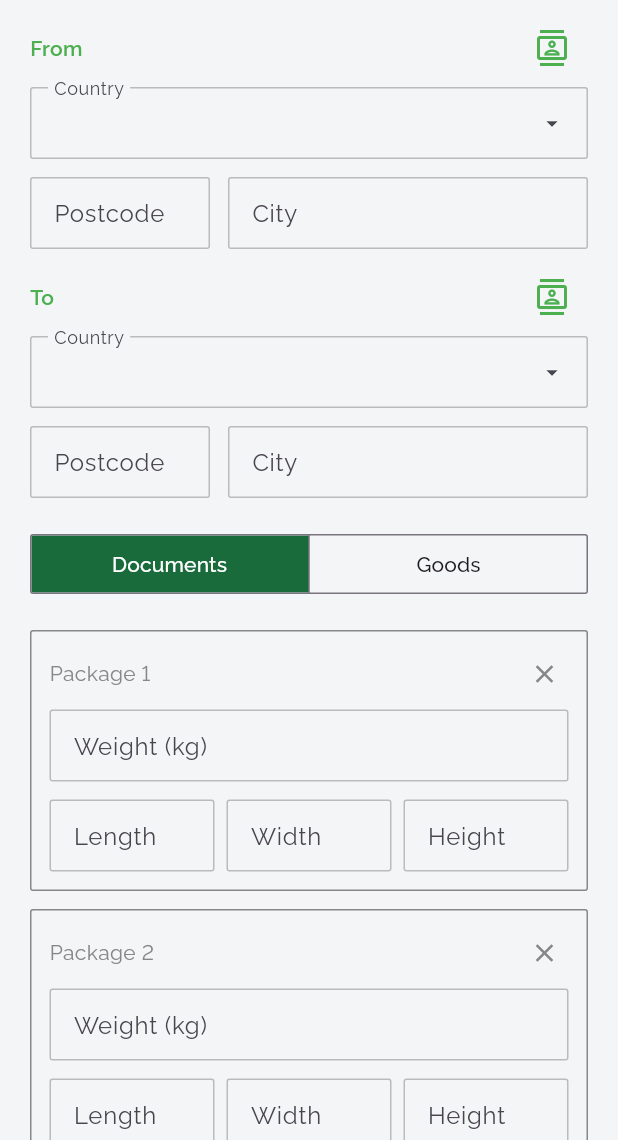
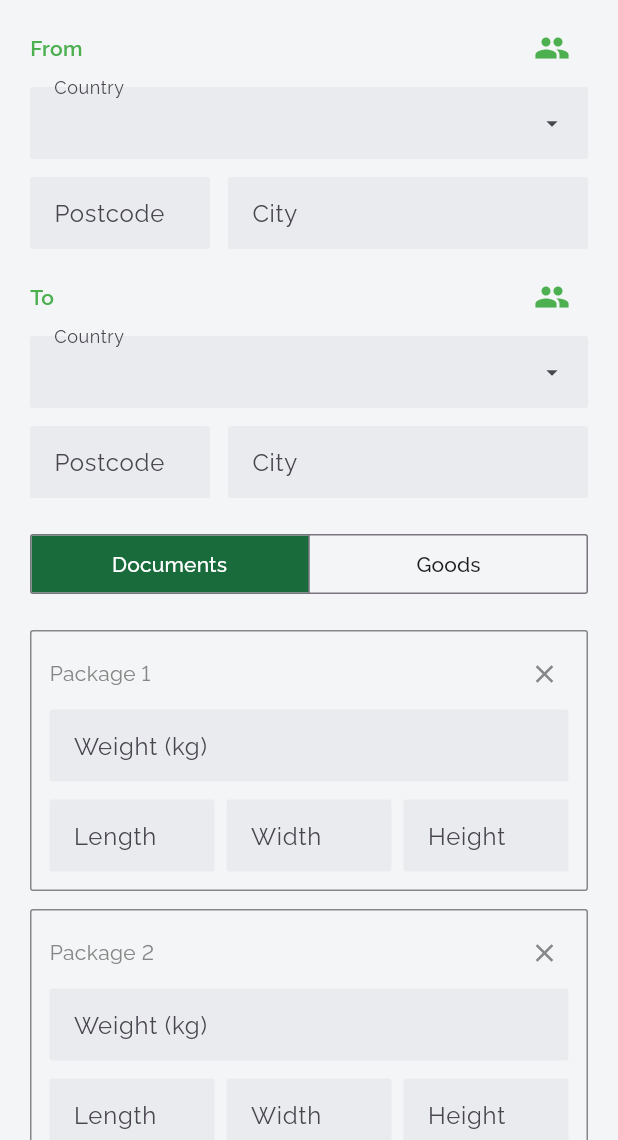
Before and after one commit to DOCSPARCELS/docsparcels-app, a Flutter app: the SchermataPreventivo screen opened directly, after a tap on "Documents", after a tap on "Add package", on a phone screen of 412 x 824 dp, the part 96-1236 px from its top. Run offline on Flutter 3.47's test engine with Material 3 defaults, Android fonts, the phone set to English and light mode, and no system bars; our stand-ins replace firebase_core, firebase_messaging, flutter_secure_storage, image_picker, local_auth, open_filex and 2 more; missing offline and left inert: local_auth_android, local_auth_darwin; accounts and stored records are empty; network calls fail.

Commit message:
App nota 373 V13: pulsanti Invia (viola) ed Etichetta sopra il costo, icona rubrica come nel gestionale, campi senza bordo con fondo grigio, Apri il PDF senza bordo, Pagata senza riquadro
Co-Authored-By: Claude Opus 5.5 <noreply@anthropic.com>

```diff
--- a/lib/schermate/preventivo.dart
+++ b/lib/schermate/preventivo.dart
@@ -270,7 +270,7 @@ class _SchermataPreventivoState extends State<SchermataPreventivo> {
           if (rubrica != null)
             IconButton(
               tooltip: Testi.di(context).t('scegli_da_rubrica'),
-              icon: const Icon(Icons.contacts_outlined, color: Stile.verde),
+              icon: const Icon(Icons.people, color: Stile.verde),
               onPressed: rubrica,
             ),
         ]),
--- a/lib/stile.dart
+++ b/lib/stile.dart
@@ -69,9 +69,13 @@ class Stile {
             color: s.contains(WidgetState.selected) ? verde : grigio)),
       ),
       dividerColor: c.bordo,
+      // Nota 373 V13: campi senza riquadro, con un fondo grigio leggerissimo; il verde solo mentre si scrive.
+      // I campi mancanti restano col bordo rosso (lo mettono le schermate).
       inputDecorationTheme: InputDecorationTheme(
-        border: const OutlineInputBorder(borderRadius: angoli),
-        enabledBorder: OutlineInputBorder(borderRadius: angoli, borderSide: BorderSide(color: c.bordoCampi)),
+        filled: true,
+        fillColor: c.fondoCampi,
+        border: const OutlineInputBorder(borderRadius: angoli, borderSide: BorderSide.none),
+        enabledBorder: const OutlineInputBorder(borderRadius: angoli, borderSide: BorderSide.none),
         focusedBorder: const OutlineInputBorder(borderRadius: angoli, borderSide: BorderSide(color: verde)),
       ),
       outlinedButtonTheme: OutlinedButtonThemeData(
@@ -107,6 +111,7 @@ class Colori {
     required this.barra,
     required this.testo,
     required this.cerchioIcona,
+    required this.fondoCampi,
   });
 
   final Color fondo;
@@ -119,6 +124,9 @@ class Colori {
   /// Fondo dei cerchi delle icone nelle card (quello della voce principale e' verdePulsanti)
   final Color cerchioIcona;
 
+  /// Fondo dei campi (nota 373 V13): appena diverso dallo sfondo, al posto del riquadro
+  final Color fondoCampi;
+
   static const scuro = Colori(
     fondo: Color(0xFF1E1E1E),
     card: Color(0xFF2A2A2A),
@@ -127,6 +135,7 @@ class Colori {
     barra: Color(0xFF141418),
     testo: Colors.white,
     cerchioIcona: Color(0xFF23462D),
+    fondoCampi: Color(0xFF343434),
   );
 
   static const chiaro = Colori(
@@ -137,6 +146,7 @@ class Colori {
     barra: Colors.white,
     testo: Color(0xFF1E1E1E),
     cerchioIcona: Color(0xFFDCEFE0),
+    fondoCampi: Color(0xFFE9EBEE),
   );
 }
 
--- a/lib/testi.dart
+++ b/lib/testi.dart
@@ -226,6 +226,7 @@ class Testi {
       'biometria_non_disponibile': 'Face ID o impronta non sono attivi su questo telefono: controlla le impostazioni del telefono',
       'biometria_non_riuscita': 'Sblocco non riuscito',
       'spedisci': 'Spedisci',
+      'doc_etichetta_breve': 'Etichetta',
       'movimenti': 'Movimenti',
       'nessun_movimento': 'Nessun movimento',
       'il_mio_profilo': 'Il mio profilo',
@@ -504,6 +505,7 @@ class Testi {
       'biometria_non_disponibile': 'Face ID or fingerprint are not set up on this phone: check the phone settings',
       'biometria_non_riuscita': 'Unlock failed',
       'spedisci': 'Ship',
+      'doc_etichetta_breve': 'Label',
       'movimenti': 'Transactions',
       'nessun_movimento': 'No transactions',
       'il_mio_profilo': 'My profile',
@@ -782,6 +784,7 @@ class Testi {
       'biometria_non_disponibile': 'Face ID o huella no están activos en este teléfono: revisa los ajustes del teléfono',
       'biometria_non_riuscita': 'Desbloqueo fallido',
       'spedisci': 'Enviar',
+      'doc_etichetta_breve': 'Etiqueta',
       'movimenti': 'Movimientos',
       'nessun_movimento': 'Ningún movimiento',
       'il_mio_profilo': 'Mi perfil',
@@ -1060,6 +1063,7 @@ class Testi {
       'biometria_non_disponibile': "Face ID ou l'empreinte ne sont pas actifs sur ce téléphone : vérifiez les réglages du téléphone",
       'biometria_non_riuscita': 'Déverrouillage échoué',
       'spedisci': 'Expédier',
+      'doc_etichetta_breve': 'Étiquette',
       'movimenti': 'Mouvements',
       'nessun_movimento': 'Aucun mouvement',
       'il_mio_profilo': 'Mon profil',
@@ -1338,6 +1342,7 @@ class Testi {
       'biometria_non_disponibile': 'Face ID oder Fingerabdruck sind auf diesem Telefon nicht aktiv: prüfe die Telefoneinstellungen',
       'biometria_non_riuscita': 'Entsperren fehlgeschlagen',
       'spedisci': 'Versenden',
+      'doc_etichetta_breve': 'Etikett',
       'movimenti': 'Bewegungen',
       'nessun_movimento': 'Keine Bewegungen',
       'il_mio_profilo': 'Mein Profil',
```
Also changed, not shown: lib/schermate/dettaglio_spedizione.dart (+41 -11 lines), lib/schermate/pagamenti_fatture.dart (+14 -12 lines).
